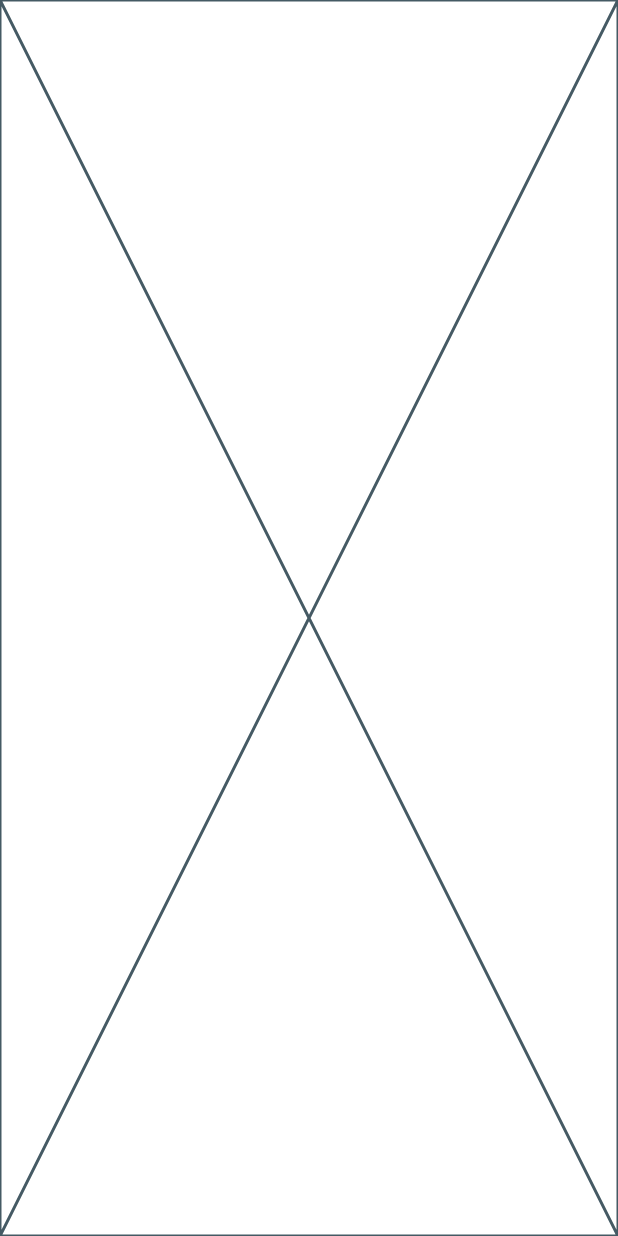
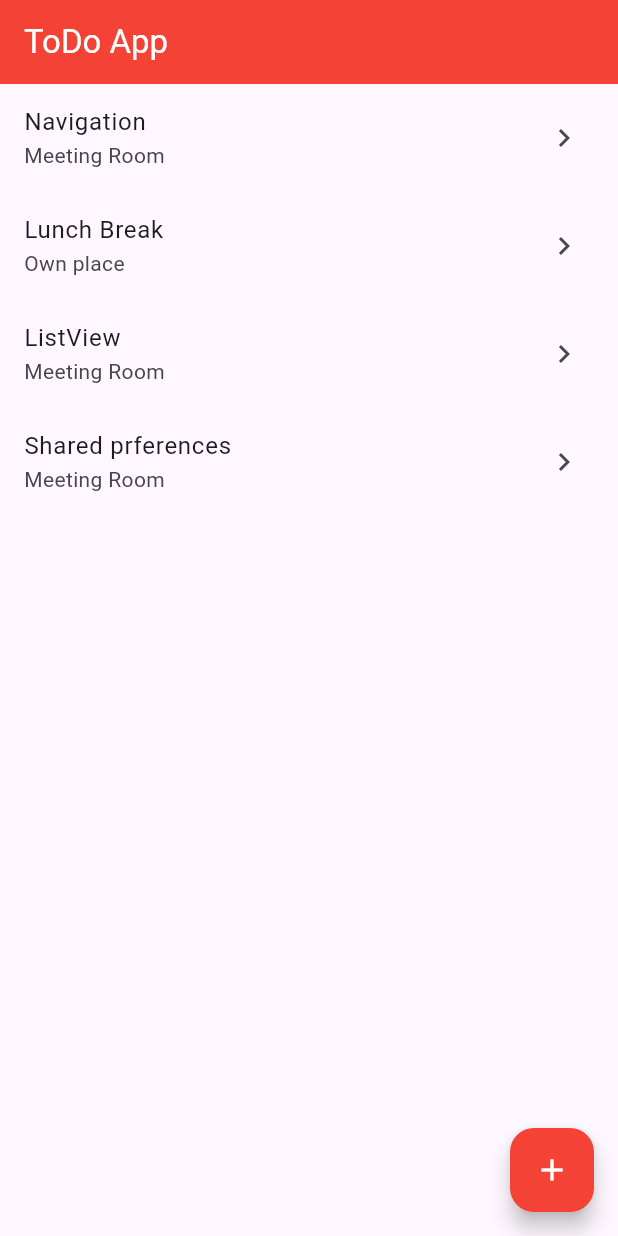
Before and after one commit to naaasruul/todoapp_flutter, a Flutter app: the screen it shows after launch, on a phone screen of 412 x 824 dp. Run offline on Flutter 3.47's test engine with Material 3 defaults, Android fonts, the phone set to English and light mode, and no system bars.

Commit message:
list itle

```diff
--- a/lib/widget/home.dart
+++ b/lib/widget/home.dart
@@ -1,4 +1,5 @@
 import 'package:flutter/material.dart';
+import 'package:todoapp/widget/add.dart';
 
 class HomePage extends StatefulWidget {
   const HomePage({super.key});
@@ -8,8 +9,63 @@ class HomePage extends StatefulWidget {
 }
 
 class _HomePageState extends State<HomePage> {
+  var _todos = [
+    {
+      'name': 'Navigation',
+      'desc': 'Simple navigation, pass forward, pass backward data',
+      'place': 'Meeting Room',
+    },
+    {
+      'name': 'Lunch Break',
+      'desc': '1h30 lunch break',
+      'place': 'Own place',
+    },
+    {
+      'name': 'ListView',
+      'desc': 'Listview, ListTile, and Card',
+      'place': 'Meeting Room',
+    },
+    {
+      'name': 'Shared prferences',
+      'desc': 'Save and retrive data',
+      'place': 'Meeting Room',
+    },
+  ];
+
   @override
   Widget build(BuildContext context) {
-    return const Placeholder();
+    return Scaffold(
+      appBar: AppBar(
+        title: Text(
+          'ToDo App',
+          style: TextStyle(
+            color: Colors.white,
+          ),
+        ),
+        backgroundColor: Colors.red,
+      ),
+      body: ListView.builder(
+        itemBuilder: (context,index){
+          return ListTile(
+            title: Text(_todos[index]['name']!),
+            subtitle: Text(_todos[index]['place']!),
+            trailing: Icon(Icons.chevron_right),
+          );
+        },
+        itemCount: _todos.length,
+      ),
+      floatingActionButton: FloatingActionButton(
+        backgroundColor: Colors.red,
+        onPressed: () {
+          Navigator.push(context, MaterialPageRoute(builder: (context) {
+            return AddPage();
+          }));
+        },
+        child: Icon(
+          Icons.add,
+          color: Colors.white,
+        ),
+      ),
+    );
   }
 }
```
Also changed, not shown: lib/widget/add.dart (+40 -2 lines).
